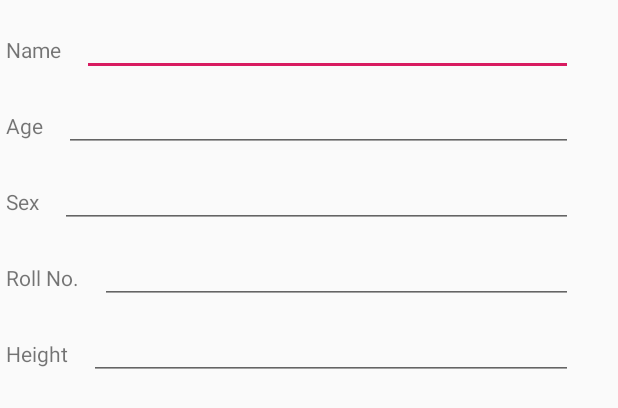
After one commit to fullm3tal/KotlinMVVMDaggerBinding, an Android app: the layout activity_header.xml on its own in the app's theme, with its tools: preview values and no code run, on a phone screen of 412 x 824 dp. The commit adds this screen. Shown: the top 408 px of the screen. Run offline under Robolectric (Android 15) with nearby library versions, the phone set to English and light mode, and no system bars.

Commit message:
added di

```diff
--- a/app/build.gradle
+++ b/app/build.gradle
@@ -22,11 +22,15 @@ android {
             proguardFiles getDefaultProguardFile('proguard-android.txt'), 'proguard-rules.pro'
         }
     }
+
+    dataBinding   {
+        enabled=true
+            }
 }
 
 dependencies {
     implementation fileTree(dir: 'libs', include: ['*.jar'])
-    implementation"org.jetbrains.kotlin:kotlin-stdlib-jdk7:$kotlin_version"
+    implementation "org.jetbrains.kotlin:kotlin-stdlib-jdk7:$kotlin_version"
     implementation 'com.android.support:appcompat-v7:28.0.0'
     implementation 'com.android.support.constraint:constraint-layout:1.1.3'
     testImplementation 'junit:junit:4.12'
--- a/app/src/main/AndroidManifest.xml
+++ b/app/src/main/AndroidManifest.xml
@@ -5,6 +5,7 @@
     <application
             android:allowBackup="true"
             android:icon="@mipmap/ic_launcher"
+            android:name=".KotlinApplication"
             android:label="@string/app_name"
             android:roundIcon="@mipmap/ic_launcher_round"
             android:supportsRtl="true"
@@ -16,6 +17,8 @@
                 <category android:name="android.intent.category.LAUNCHER"/>
             </intent-filter>
         </activity>
+        <activity android:name=".DisplayActivity">
+        </activity>
     </application>
 
 </manifest>
--- /dev/null
+++ b/app/src/main/java/pilot/fullm3tal/com/kotlinmvvmdaggerbinding/data/ClickResults.kt
@@ -0,0 +1,5 @@
+package pilot.fullm3tal.com.kotlinmvvmdaggerbinding.data
+
+import pilot.fullm3tal.com.kotlinmvvmdaggerbinding.AppConstants
+
+data class ClickResults(var status:String, var user:User)
--- /dev/null
+++ b/app/src/main/res/layout/activity_header.xml
@@ -0,0 +1,132 @@
+<?xml version="1.0" encoding="utf-8"?>
+
+<layout xmlns:android="http://schemas.android.com/apk/res/android">
+
+    <data>
+        <variable
+                name="user"
+                type="pilot.fullm3tal.com.kotlinmvvmdaggerbinding.data.User" />
+    </data>
+
+<LinearLayout
+        android:layout_width="match_parent"
+        android:layout_height="match_parent"
+        android:orientation="vertical">
+
+
+    <LinearLayout
+            android:layout_width="match_parent"
+            android:layout_height="wrap_content"
+            android:layout_marginTop="5dp"
+            android:orientation="horizontal">
+
+        <TextView
+                android:layout_width="wrap_content"
+                android:layout_height="wrap_content"
+                android:layout_margin="4dp"
+                android:text="Name" />
+
+
+        <EditText
+                android:id="@+id/tv_user_name"
+                android:layout_width="match_parent"
+                android:layout_height="wrap_content"
+                android:layout_marginLeft="10dp"
+                android:layout_marginRight="30dp"
+                android:text="@={user.name}"/>
+
+    </LinearLayout>
+
+
+    <LinearLayout
+            android:layout_width="match_parent"
+            android:layout_height="wrap_content"
+            android:layout_marginTop="5dp"
+            android:orientation="horizontal">
+
+        <TextView
+                android:layout_width="wrap_content"
+                android:layout_height="wrap_content"
+                android:layout_margin="4dp"
+                android:text="Age" />
+
+
+        <EditText
+                android:layout_width="match_parent"
+                android:layout_height="wrap_content"
+                android:layout_marginLeft="10dp"
+                android:layout_marginRight="30dp"
+                android:text="@={user.age}"/>
+
+    </LinearLayout>
+
+    <LinearLayout
+            android:layout_width="match_parent"
+            android:layout_height="wrap_content"
+            android:layout_marginTop="5dp"
+            android:orientation="horizontal">
+
+        <TextView
+                android:layout_width="wrap_content"
+                android:layout_height="wrap_content"
+                android:layout_margin="4dp"
+                android:text="Sex" />
+
+
+        <EditText
+                android:layout_width="match_parent"
+                android:layout_height="wrap_content"
+                android:layout_marginLeft="10dp"
+                android:layout_marginRight="30dp"
+                android:text="@={user.sex}"/>
+
+    </LinearLayout>
+
+    <LinearLayout
+            android:layout_width="match_parent"
+            android:layout_height="wrap_content"
+            android:layout_marginTop="5dp"
+            android:orientation="horizontal">
+
+        <TextView
+                android:layout_width="wrap_content"
+                android:layout_height="wrap_content"
+                android:layout_margin="4dp"
+                android:text="Roll No." />
+
+
+        <EditText
+                android:layout_width="match_parent"
+                android:layout_height="wrap_content"
+                android:layout_marginLeft="10dp"
+                android:layout_marginRight="30dp"
+                android:text="@={user.rollNumber}"/>
+
+    </LinearLayout>
+
+    <LinearLayout
+            android:layout_width="match_parent"
+            android:layout_height="wrap_content"
+            android:layout_marginTop="5dp"
+            android:orientation="horizontal">
+
+        <TextView
+                android:layout_width="wrap_content"
+                android:layout_height="wrap_content"
+                android:layout_margin="4dp"
+                android:text="Height" />
+
+        <EditText
+                android:layout_width="match_parent"
+                android:layout_height="wrap_content"
+                android:layout_marginLeft="10dp"
+                android:layout_marginRight="30dp"
+                android:text="@={user.height}"/>
+
+    </LinearLayout>
+
+
+
+</LinearLayout>
+
+</layout>
```
Also changed, not shown: app/src/main/java/pilot/fullm3tal/com/kotlinmvvmdaggerbinding/AppConstants.kt (added, +7 -0 lines), app/src/main/java/pilot/fullm3tal/com/kotlinmvvmdaggerbinding/DisplayActivity.kt (added, +12 -0 lines), app/src/main/java/pilot/fullm3tal/com/kotlinmvvmdaggerbinding/KotlinApplication.kt (+16 -1 lines), app/src/main/java/pilot/fullm3tal/com/kotlinmvvmdaggerbinding/MainActivity.kt (+11 -0 lines), app/src/main/java/pilot/fullm3tal/com/kotlinmvvmdaggerbinding/data/ClickEvents.kt (added, +13 -0 lines), app/src/main/java/pilot/fullm3tal/com/kotlinmvvmdaggerbinding/data/User.kt (added, +49 -0 lines), app/src/main/java/pilot/fullm3tal/com/kotlinmvvmdaggerbinding/di/component/AppComponent.kt (added, +15 -0 lines), app/src/main/java/pilot/fullm3tal/com/kotlinmvvmdaggerbinding/di/module/AppModule.kt (added, +13 -0 lines), app/src/main/java/pilot/fullm3tal/com/kotlinmvvmdaggerbinding/viewmodel/MainViewModel.kt (added, +20 -0 lines), app/src/main/res/layout/activity_display.xml (added, +78 -0 lines), app/src/main/res/layout/activity_footer.xml (added, +92 -0 lines), app/src/main/res/layout/activity_main.xml (+21 -9 lines).
